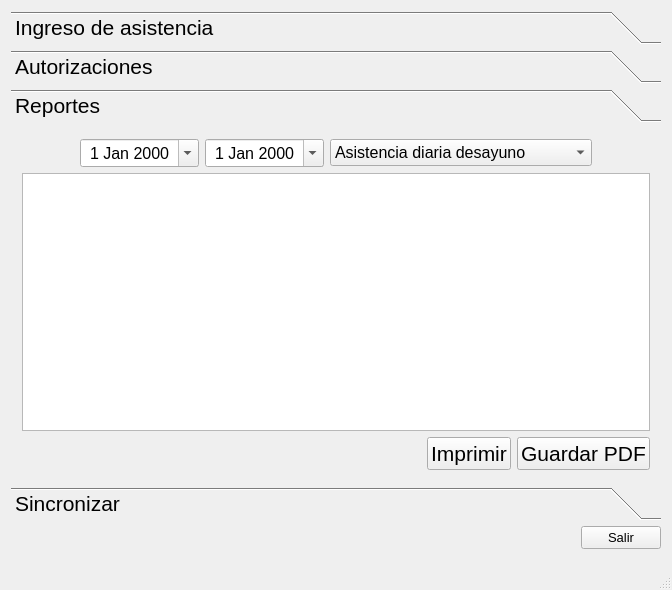
This is casino.ui in palelile/ControlCasino as Qt 5 draws it before an edit. The edited form follows.
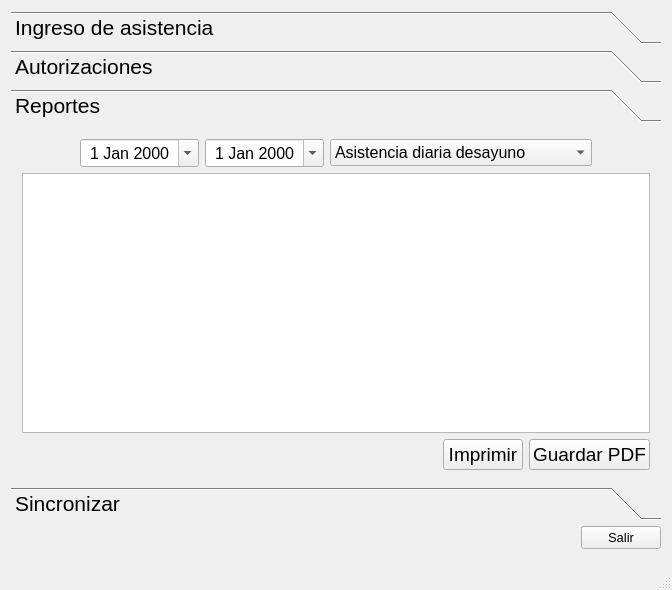
This is the edited form. The open tabs and pages were chosen to show the change. Icons and pictures are not drawn.

Patch:
```diff
--- a/casino.ui
+++ b/casino.ui
@@ -243,8 +243,8 @@
         <rect>
          <x>0</x>
          <y>0</y>
-         <width>637</width>
-         <height>158</height>
+         <width>654</width>
+         <height>364</height>
         </rect>
        </property>
        <attribute name="label">
@@ -349,7 +349,7 @@
          </layout>
         </item>
         <item>
-         <widget class="QTableWidget" name="repTabla">
+         <widget class="QTableView" name="repTabla">
           <property name="font">
            <font>
             <pointsize>12</pointsize>
@@ -374,13 +374,23 @@
           </item>
           <item>
            <widget class="QPushButton" name="botonImprimir">
+            <property name="font">
+             <font>
+              <pointsize>14</pointsize>
+             </font>
+            </property>
             <property name="text">
              <string>Imprimir</string>
             </property>
            </widget>
           </item>
-          <item>
+          <item alignment="Qt::AlignHCenter">
            <widget class="QPushButton" name="botonGuardar">
+            <property name="font">
+             <font>
+              <pointsize>14</pointsize>
+             </font>
+            </property>
             <property name="text">
              <string>Guardar PDF</string>
             </property>
```
Left out of the diff: 224 changed lines with no effect on the pictures.
